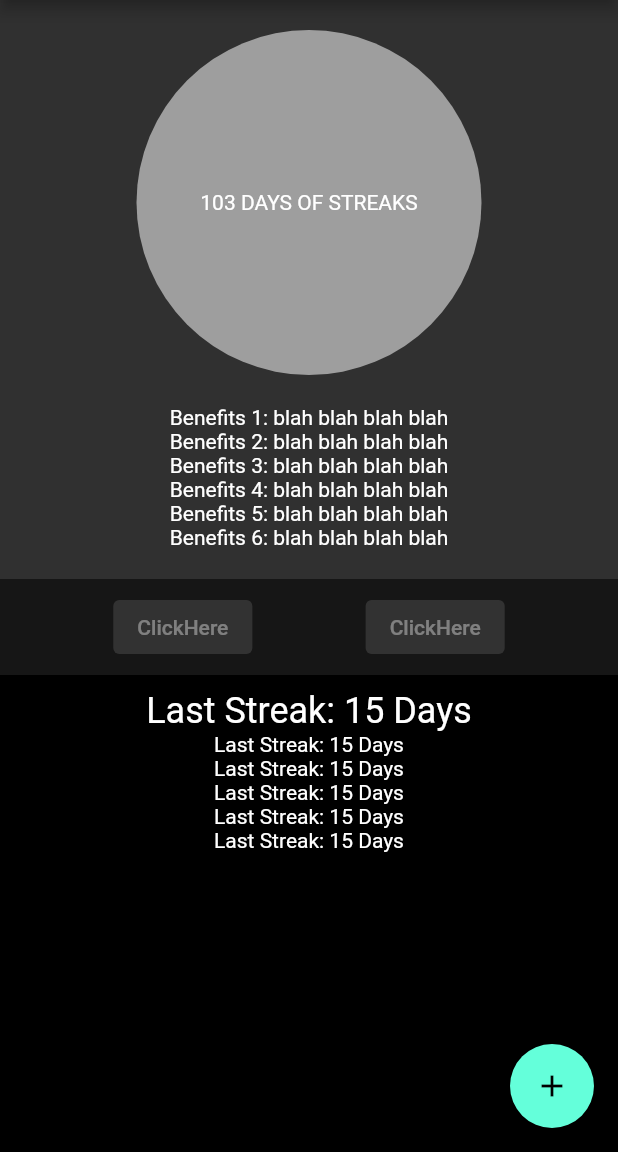
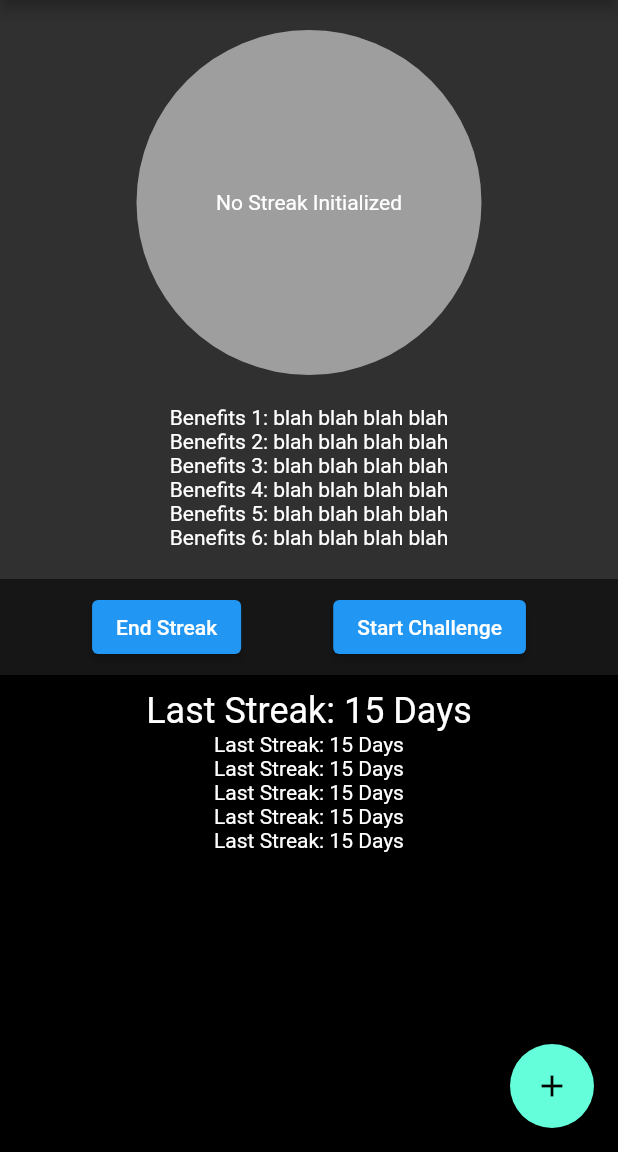
Before and after one commit to yurylink/iquit-mobile-app, a Flutter app: the screen it shows after launch, on a phone screen of 412 x 824 dp, the part 84-1236 px from its top. Run offline on Flutter 3.47's test engine with Material 2 defaults, Android fonts, the phone set to English and light mode, and no system bars; our stand-ins replace sqflite; accounts and stored records are empty.

```diff
--- a/lib/CircleStreaks.dart
+++ b/lib/CircleStreaks.dart
@@ -1,11 +1,44 @@
 import 'package:flutter/material.dart';
+import 'package:iquit/model/StreaksDurationModel.dart';
 
-class CircleStreaks extends StatefulWidget {
-  @override
-  _CircleStreaksState createState() => _CircleStreaksState();
-}
+// class CircleStreaks extends StatefulWidget {
+//
+//   String displayText;
+//   CircleStreaks({this.displayText});
+//
+//   @override
+//   _CircleStreaksState createState() => _CircleStreaksState(displayText);
+// }
+//
+// class _CircleStreaksState extends State<CircleStreaks> {
+//   String _displayText = "Not Initialized";
+//
+//   _CircleStreaksState(displayText){
+//     if(this._displayText != null){
+//       this._displayText = "notInit";
+//     }
+//   }
+//
+//   @override
+//   Widget build(BuildContext context) {
+//     return Container(
+//         width: 230,
+//         height: 230,
+//         decoration:
+//             new BoxDecoration(color: Colors.grey, shape: BoxShape.circle),
+//         child: Center(
+//           child: Text(_displayText??"NotInitialized"),
+//         ));
+//   }
+// }
 
-class _CircleStreaksState extends State<CircleStreaks> {
+class CircleStreaks extends StatelessWidget {
+  String _displayText;
+
+  CircleStreaks(String textSent) {
+    this._displayText = textSent??"No Streak Initialized inner";
+  }
+
   @override
   Widget build(BuildContext context) {
     return Container(
@@ -14,7 +47,7 @@ class _CircleStreaksState extends State<CircleStreaks> {
         decoration:
             new BoxDecoration(color: Colors.grey, shape: BoxShape.circle),
         child: Center(
-          child: Text("103 DAYS OF STREAKS"),
+          child: Text(_displayText),
         ));
   }
 }
--- a/lib/main.dart
+++ b/lib/main.dart
@@ -5,6 +5,11 @@ import 'package:flutter/widgets.dart';
 import 'package:iquit/BenefitsList.dart';
 import 'package:iquit/CircleStreaks.dart';
 import 'package:iquit/SpaceBox.dart';
+import 'package:iquit/database/DatabaseConfiguration.dart';
+
+import 'dart:async';
+
+import 'package:iquit/model/StreaksDurationModel.dart';
 
 void main() {
   runApp(MyApp());
@@ -29,18 +34,88 @@ class MyApp extends StatelessWidget {
 class MyHomePage extends StatefulWidget {
   MyHomePage({Key key, this.title}) : super(key: key);
   final String title;
+  final dbHelper = DatabaseConfiguration.instance;
 
   @override
   _MyHomePageState createState() => _MyHomePageState();
 }
 
 class _MyHomePageState extends State<MyHomePage> {
+  Timer timer;
+  static const duration = const Duration(seconds: 1);
+
   int _counter = 0;
+  DateTime _beginningOfStreak;
+  String _displayText;
 
-  void _incrementCounter() {
+  void _initStreak() {
     setState(() {
+      _beginningOfStreak = new DateTime.now().subtract(new Duration(
+          days: _counter)); //TODO REMOVE THE SUBTRACT ON FINAL VERSION
+    });
+  }
+
+  void _endStreak() async {
+    Future<int> result = DatabaseConfiguration.instance.insertStreak(
+        new StreaksDurationModel(_beginningOfStreak, DateTime.now()));
+    result.whenComplete(() => {
+          setState(() {
+            _beginningOfStreak = null;
+            _counter = 0;
+          })
+        });
+  }
+
+  void _incrementCounter() async {
+    List<StreaksDurationModel> resultList =
+        await DatabaseConfiguration.instance.getAllStreaks();
+
+    setState(() {
+      resultList.forEach((element) {
+        print(element.toString());
+      });
       _counter++;
+      _beginningOfStreak = new DateTime.now().subtract(new Duration(
+          days: _counter)); //TODO REMOVE THE SUBTRACT ON FINAL VERSION
     });
+  }
+
+  String _resolveText() {
+    setState(() {
+      StringBuffer result = new StringBuffer();
+
+      if (_beginningOfStreak == null) {
+        result.write("No Streak Initialized");
+      } else {
+        DateTimeRange range =
+            DateTimeRange(start: _beginningOfStreak, end: DateTime.now());
+        Duration duration = range.duration;
+        if (duration.inDays.compareTo(0) > 0) {
+          result.write(duration.inDays.toString());
+          result.write(" Days of Streak !");
+        } else if (duration.inHours.compareTo(0) > 0) {
+          result.write(duration.inHours.toString());
+          result.write(" Hours of Streak !");
+        } else if (duration.inMinutes.compareTo(0) > 0) {
+          result.write(duration.inMinutes.toString());
+          result.write(" Minutes of Streak !");
+        } else {
+          result.write(duration.inSeconds.toString());
+          result.write(" Seconds of Streak !");
+        }
+      }
+      _displayText = result.toString();
+    });
+  }
+
+  @override
+  void initState() {
+    super.initState();
+    if (timer == null) {
+      timer = Timer.periodic(duration, (timer) {
+        _resolveText();
+      });
+    }
   }
 
   @override
@@ -54,7 +129,7 @@ class _MyHomePageState extends State<MyHomePage> {
           child: Column(
             children: <Widget>[
               SpaceBox(20),
-              CircleStreaks(),
+              CircleStreaks(_displayText),
               SpaceBox(20),
               BenefitsList(),
               SpaceBox(20),
@@ -64,10 +139,12 @@ class _MyHomePageState extends State<MyHomePage> {
                   alignment: MainAxisAlignment.spaceEvenly,
                   children: [
                     ElevatedButton(
-                      child: Text("ClickHere"),
+                      child: Text("End Streak"),
+                      onPressed: () => _endStreak(),
                     ),
                     ElevatedButton(
-                      child: Text("ClickHere"),
+                      child: Text("Start Challenge"),
+                      onPressed: () => _initStreak(),
                     )
                   ],
                 ),
--- /dev/null
+++ b/lib/model/StreaksDurationModel.dart
@@ -0,0 +1,43 @@
+import 'package:flutter/material.dart';
+
+class StreaksDurationModel {
+  final DateTime beginDate;
+  final DateTime endDate;
+  DateTimeRange duration;
+  int durationInSeconds;
+  int durationInMinutes;
+  int durationInHours;
+  int durationInDays;
+  num durationInMonths;
+  num durationInYears;
+
+  StreaksDurationModel(this.beginDate, this.endDate) {
+    this.duration = DateTimeRange(start: beginDate, end: endDate);
+    this.durationInSeconds = duration.duration.inSeconds;
+    this.durationInMinutes = duration.duration.inMinutes;
+    this.durationInHours = duration.duration.inHours;
+    this.durationInDays = duration.duration.inDays;
+    this.durationInMonths = duration.duration.inDays / 30;
+    this.durationInMonths = duration.duration.inDays / 356;
+  }
+
+  Map<String, dynamic> toMap() {
+    var map = <String, dynamic>{
+      "beginDate": beginDate.toString(),
+      "endDate": endDate.toString(),
+      "durationInSeconds": durationInSeconds,
+      "durationInMinutes": durationInMinutes,
+      "durationInHours": durationInHours,
+      "durationInDays": durationInDays,
+      "durationInMonths": durationInMonths,
+      "durationInYears": durationInYears,
+    };
+    return map;
+  }
+
+  static StreaksDurationModel fromMap(Map<String, dynamic> map) {
+    DateTime beginDatelocal = DateTime.parse(map["beginDate"]);
+    DateTime endDatelocal = DateTime.parse(map["endDate"]);
+    return new StreaksDurationModel(beginDatelocal, endDatelocal);
+  }
+}
--- a/pubspec.yaml
+++ b/pubspec.yaml
@@ -23,6 +23,8 @@ environment:
 dependencies:
   flutter:
     sdk: flutter
+  sqflite:
+  path:
 
 
   # The following adds the Cupertino Icons font to your application.
```
Also changed, not shown: lib/database/DatabaseConfiguration.dart (added, +68 -0 lines), pubspec.lock.
